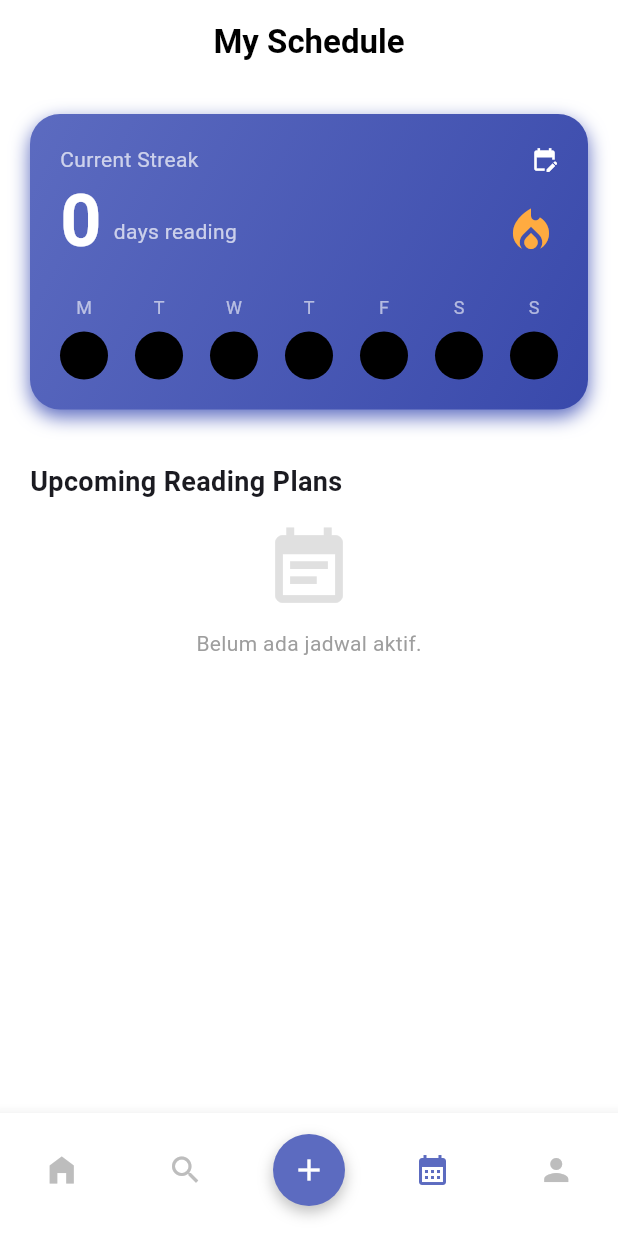
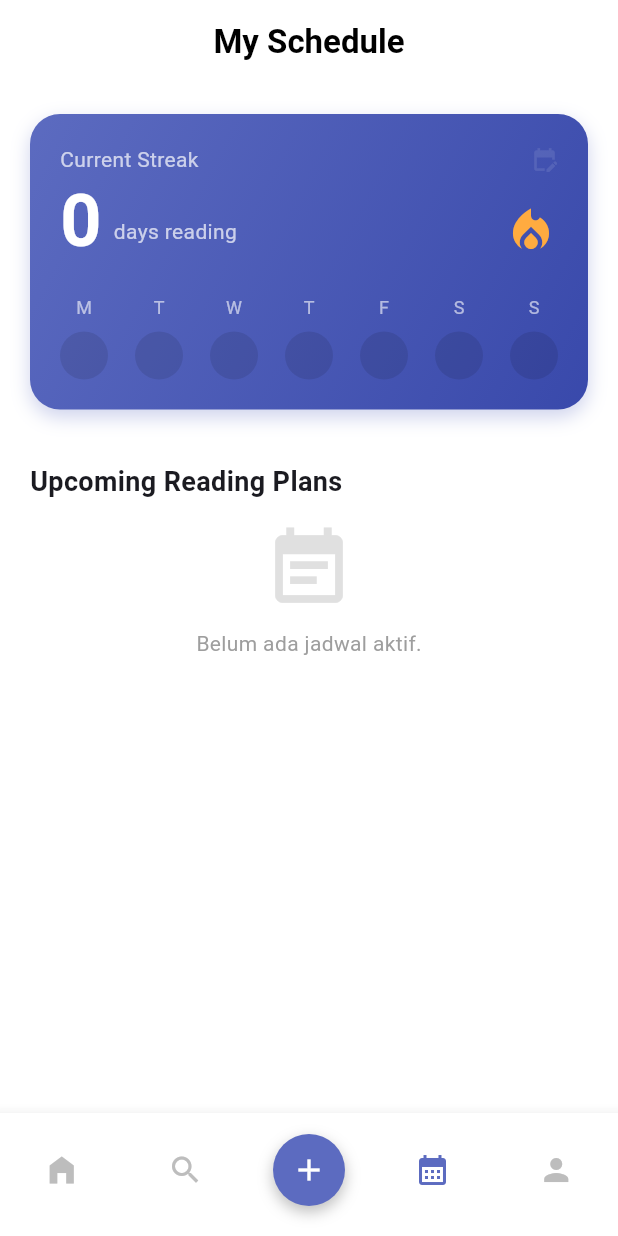
Before and after one commit to MuhFadhilH/PemrogMobileKlp8, a Flutter app: the screen it shows once a user with an empty profile is signed in, item 4 of the bottom bar chosen, on a phone screen of 412 x 824 dp. Run offline on Flutter 3.47's test engine with Material 3 defaults, Android fonts, the phone set to English and light mode, and no system bars; our stand-ins replace cloud_firestore, firebase_auth, firebase_core, flutter_local_notifications, timezone; accounts and stored records are empty; network calls fail.

Commit message:
perbaiki bug warna

```diff
--- a/lib/screens/components/log_modal.dart
+++ b/lib/screens/components/log_modal.dart
@@ -274,7 +274,7 @@ class _LogBookModalState extends State<LogBookModal> {
                           borderRadius: BorderRadius.circular(8),
                           boxShadow: [
                             BoxShadow(
-                              color: Colors.black.withValues(),
+                              color: Colors.black.withValues(alpha : 0.1),
                               blurRadius: 10,
                               offset: const Offset(0, 5),
                             ),
--- a/lib/screens/explore_screen.dart
+++ b/lib/screens/explore_screen.dart
@@ -177,9 +177,9 @@ class _ExploreScreenState extends State<ExploreScreen>
   Widget _buildGenreCard(Map<String, dynamic> genre) {
     return Container(
       decoration: BoxDecoration(
-        color: genre['color'].withValues(),
+        color: genre['color'].withValues(alpha : 0.1),
         borderRadius: BorderRadius.circular(16),
-        border: Border.all(color: genre['color'].withValues()),
+        border: Border.all(color: genre['color'].withValues(alpha : 0.3)),
       ),
       child: Material(
         color: Colors.transparent,
--- a/lib/screens/home_screen.dart
+++ b/lib/screens/home_screen.dart
@@ -177,7 +177,7 @@ class _HomeScreenState extends State<HomeScreen> {
               borderRadius: BorderRadius.circular(12),
               boxShadow: [
                 BoxShadow(
-                  color: Colors.black.withValues(),
+                  color: Colors.black.withValues(alpha : 0.1),
                   blurRadius: 8,
                   offset: const Offset(0, 4),
                 ),
--- a/lib/screens/journal_screen.dart
+++ b/lib/screens/journal_screen.dart
@@ -164,7 +164,7 @@ class _JournalScreenState extends State<JournalScreen> {
     return FilterChip(
       label: Text(label),
       selected: isSelected,
-      selectedColor: const Color(0xFF5C6BC0).withValues(),
+      selectedColor: const Color(0xFF5C6BC0).withValues(alpha: 0.2),
       checkmarkColor: const Color(0xFF5C6BC0),
       onSelected: (val) => setStateDialog(() =>
           val ? selectedDays.add(dayIndex) : selectedDays.remove(dayIndex)),
@@ -235,7 +235,7 @@ class _JournalScreenState extends State<JournalScreen> {
                 borderRadius: BorderRadius.circular(20),
                 boxShadow: [
                   BoxShadow(
-                      color: const Color(0xFF5C6BC0).withValues(),
+                      color: const Color(0xFF5C6BC0).withValues(alpha: 0.3),
                       blurRadius: 10,
                       offset: const Offset(0, 5))
                 ],
@@ -248,7 +248,8 @@ class _JournalScreenState extends State<JournalScreen> {
                         const Text("Current Streak",
                             style: TextStyle(color: Colors.white70)),
                         Icon(Icons.edit_calendar,
-                            color: Colors.white.withValues(), size: 18),
+                            color: Colors.white.withValues(alpha: 0.1),
+                            size: 18),
                       ]),
                   const SizedBox(height: 8),
                   Row(crossAxisAlignment: CrossAxisAlignment.end, children: [
@@ -312,16 +313,16 @@ class _JournalScreenState extends State<JournalScreen> {
               circleContent =
                   const Icon(Icons.check, size: 16, color: Color(0xFF5C6BC0));
             } else if (isScheduled && isPast) {
-              circleColor = Colors.redAccent.withValues();
+              circleColor = Colors.redAccent.withValues(alpha: 0.7);
               circleContent =
                   const Icon(Icons.close, size: 16, color: Colors.white);
             } else if (isScheduled && isToday) {
-              circleColor = Colors.white.withValues();
+              circleColor = Colors.white.withValues(alpha: 0.9);
               isClickable = true;
             } else if (isScheduled) {
-              circleColor = Colors.white.withValues();
+              circleColor = Colors.white.withValues(alpha: 0.7);
             } else {
-              circleColor = Colors.black.withValues();
+              circleColor = Colors.black.withValues(alpha: 0.1);
             }
 
             return Column(
@@ -437,7 +438,7 @@ class _JournalScreenState extends State<JournalScreen> {
                 border: Border.all(color: Colors.grey.shade200), // Border halus
                 boxShadow: [
                   BoxShadow(
-                      color: Colors.grey.withValues(),
+                      color: Colors.grey.withValues(alpha: 0.1),
                       blurRadius: 5,
                       offset: const Offset(0, 2))
                 ],
--- a/lib/screens/login_page.dart
+++ b/lib/screens/login_page.dart
@@ -48,7 +48,7 @@ class _LoginPageState extends State<LoginPage> {
               Container(
                 padding: const EdgeInsets.all(16),
                 decoration: BoxDecoration(
-                  color: const Color(0xFF5C6BC0).withValues(),
+                  color: const Color(0xFF5C6BC0).withValues(alpha: 0.1),
                   shape: BoxShape.circle,
                 ),
                 child: const Icon(
--- a/lib/screens/reading_list_screen.dart
+++ b/lib/screens/reading_list_screen.dart
@@ -96,7 +96,7 @@ class _ReadingListScreenState extends State<ReadingListScreen> {
                         borderRadius: BorderRadius.circular(12),
                         boxShadow: [
                           BoxShadow(
-                            color: Colors.grey.withValues(),
+                            color: Colors.grey.withValues(alpha : 0.2),
                             blurRadius: 6,
                             offset: const Offset(0, 2),
                           ),
@@ -143,7 +143,7 @@ class _ReadingListScreenState extends State<ReadingListScreen> {
                                 vertical: 2,
                               ),
                               decoration: BoxDecoration(
-                                color: const Color(0xFF5C6BC0).withValues(),
+                                color: const Color(0xFF5C6BC0).withValues(alpha: 0.1),
                                 borderRadius: BorderRadius.circular(4),
                               ),
                               child: Text(
```
Also changed, not shown: lib/screens/detail_screen.dart (+4 -5 lines), lib/screens/profile_screen.dart (+35 -12 lines).
